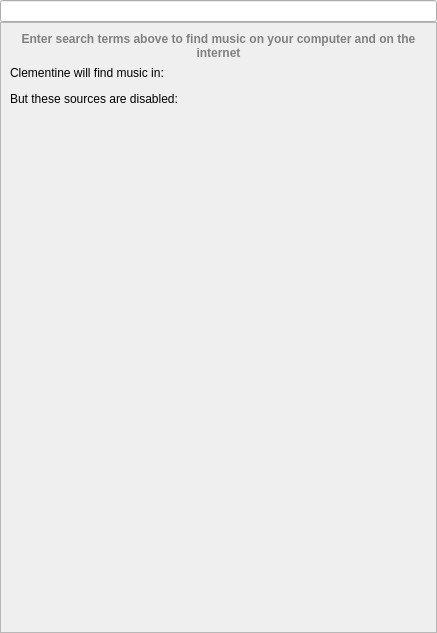
Above: src/globalsearch/globalsearchview.ui from clementine-player/Clementine before the change. Below: the same form after it.
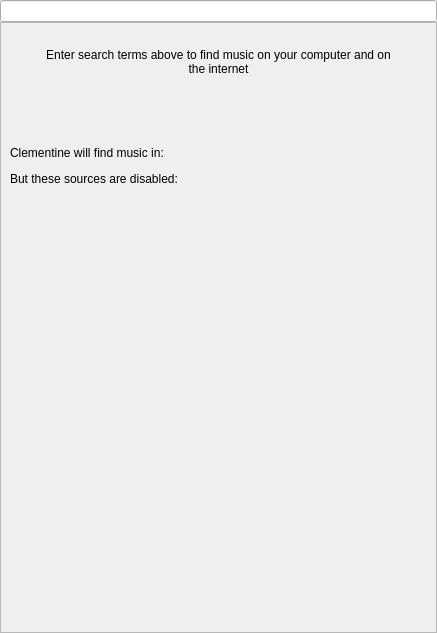
That is the form after the change. Custom widgets are drawn as their Qt base class.

Commit message: UI tweaks to the global search help page

Patch:
```diff
--- a/src/globalsearch/globalsearchview.ui
+++ b/src/globalsearch/globalsearchview.ui
@@ -10,16 +10,6 @@
     <height>633</height>
    </rect>
   </property>
-  <property name="windowTitle">
-   <string>Form</string>
-  </property>
-  <property name="styleSheet">
-   <string notr="true">#help_text {
-  color: gray;
-  font-weight: bold;
-  margin: 1em 1em 4em 1em;
-}</string>
-  </property>
   <layout class="QVBoxLayout" name="verticalLayout">
    <property name="spacing">
     <number>0</number>
@@ -89,6 +79,21 @@
          </property>
          <layout class="QVBoxLayout" name="verticalLayout_2">
           <item>
+           <widget class="QWidget" name="widget" native="true">
+            <layout class="QVBoxLayout" name="verticalLayout_4">
+             <property name="leftMargin">
+              <number>32</number>
+             </property>
+             <property name="topMargin">
+              <number>16</number>
+             </property>
+             <property name="rightMargin">
+              <number>32</number>
+             </property>
+             <property name="bottomMargin">
+              <number>64</number>
+             </property>
+             <item>
            <widget class="QLabel" name="help_text">
             <property name="text">
              <string>Enter search terms above to find music on your computer and on the internet</string>
@@ -101,6 +106,9 @@
             </property>
            </widget>
           </item>
+            </layout>
+           </widget>
+          </item>
           <item>
            <widget class="QLabel" name="label_2">
             <property name="text">
```
Left out of the diff: 2 changed lines with no effect on the pictures. Lines whose indentation alone changed are shown as unchanged. The commit also changes 1 other file.
